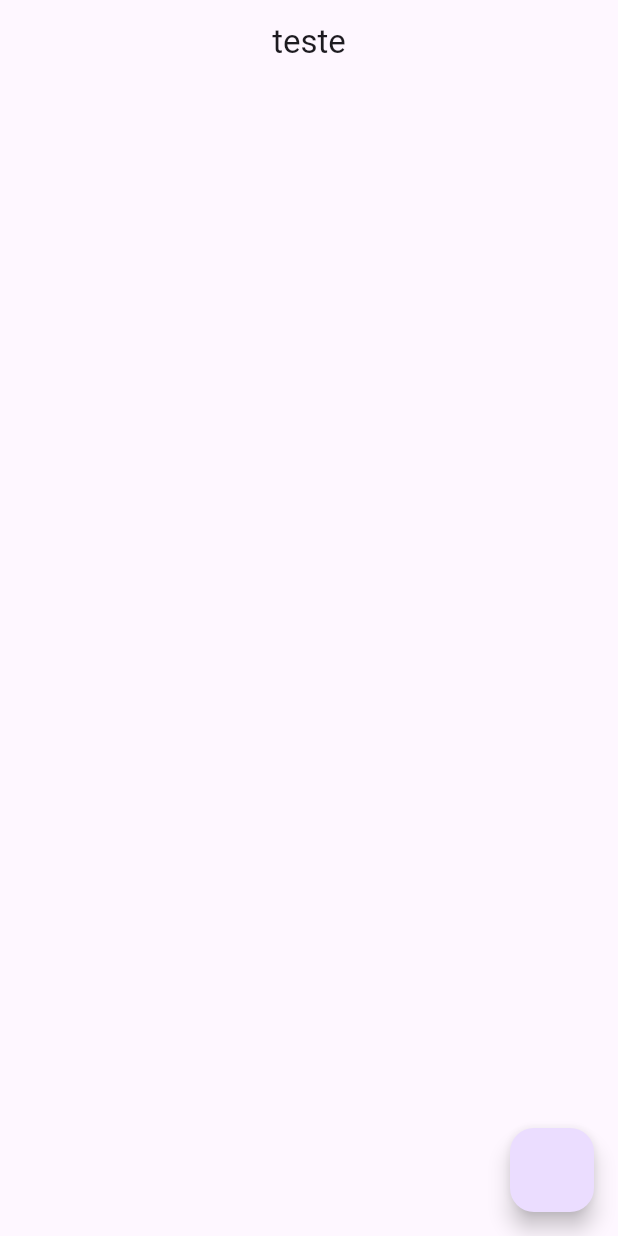
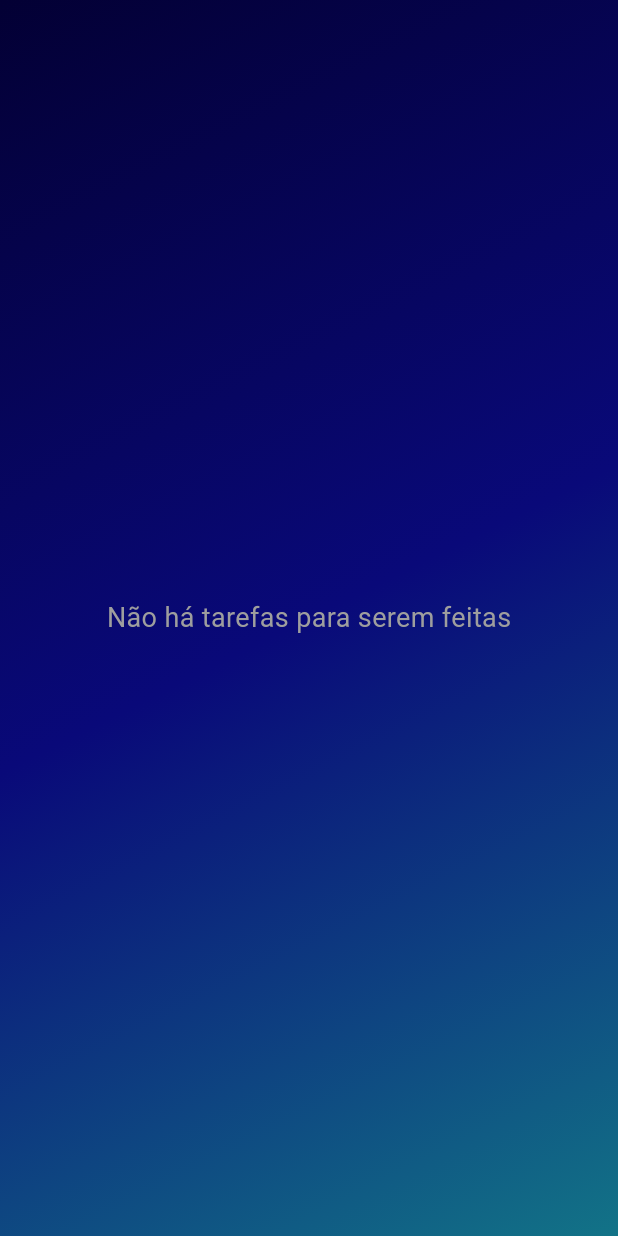
Before and after one commit to gwrgwr/todo_application, a Flutter app: the screen it shows after launch, on a phone screen of 412 x 824 dp. Run offline on Flutter 3.47's test engine with Material 3 defaults, Android fonts, the phone set to English and light mode, and no system bars; our stand-ins replace bloc, flutter_bloc, get_it, sqflite; accounts and stored records are empty.

Commit message:
forth commit

```diff
--- a/lib/injections/injector.dart
+++ b/lib/injections/injector.dart
@@ -1,6 +1,8 @@
 import 'package:get_it/get_it.dart';
+import 'package:todo_application/bloc/todo_bloc.dart';
 
 import '../data/data_from_sqflite.dart';
   getInjections() {
     GetIt.instance.registerSingleton<DataFromSqflite>(DataFromSqflite());
+    GetIt.instance.registerSingleton<TodoBloc>(TodoBloc(GetIt.instance.get<DataFromSqflite>()));
 }
--- a/lib/main.dart
+++ b/lib/main.dart
@@ -3,7 +3,8 @@ import 'package:flutter_bloc/flutter_bloc.dart';
 import 'package:get_it/get_it.dart';
 import 'package:todo_application/bloc/todo_bloc.dart';
 import 'package:todo_application/data/data_from_sqflite.dart';
-import 'package:todo_application/views/home_page.dart';
+import 'package:todo_application/themes/dark_theme.dart';
+import 'package:todo_application/views/page_view.dart';
 
 import 'injections/injector.dart';
 
@@ -11,6 +12,8 @@ Future<void> main() async {
   WidgetsFlutterBinding.ensureInitialized();
   getInjections();
   runApp(const MyApp());
+  // final database = DataFromSqflite().deleteAllFromTable();
+  // final database = DataFromSqflite().deleteTable();
 }
 
 class MyApp extends StatelessWidget {
@@ -19,13 +22,11 @@ class MyApp extends StatelessWidget {
   Widget build(BuildContext context) {
     return MaterialApp(
       title: 'Flutter Demo',
-      theme: ThemeData(
-        colorScheme: ColorScheme.fromSeed(seedColor: Colors.deepPurple),
-        useMaterial3: true,
-      ),
+      debugShowCheckedModeBanner: false,
+      theme: DarkTheme.darkTheme(),
       home: BlocProvider(
         create: (context) => TodoBloc(GetIt.instance.get<DataFromSqflite>()),
-        child: const HomePage(),
+        child: const MyPageView(),
       ),
     );
   }
--- a/lib/model/todo_model.dart
+++ b/lib/model/todo_model.dart
@@ -1,29 +1,34 @@
 // ignore_for_file: public_member_api_docs, sort_constructors_first
 import 'dart:convert';
 
+
 class Todo {
-  final int id;
+  final String id;
   final String todo;
   final String description;
-  final bool isDone;
+  final int isdone;
+  final int datetime;
   Todo({
     required this.id,
     required this.todo,
     required this.description,
-    required this.isDone,
+    required this.isdone,
+    required this.datetime,
   });
 
   Todo copyWith({
-    int? id,
+    String? id,
     String? todo,
     String? description,
-    bool? isDone,
+    int? isdone,
+    int? datetime,
   }) {
     return Todo(
       id: id ?? this.id,
       todo: todo ?? this.todo,
       description: description ?? this.description,
-      isDone: isDone ?? this.isDone,
+      isdone: isdone ?? this.isdone,
+      datetime: datetime ?? this.datetime,
     );
   }
 
@@ -32,16 +37,18 @@ class Todo {
       'id': id,
       'todo': todo,
       'description': description,
-      'isDone': isDone,
+      'isdone': isdone,
+      'datetime': datetime,
     };
   }
 
   factory Todo.fromMap(Map<String, dynamic> map) {
     return Todo(
-      id: map['id'] as int,
+      id: map['id'] as String,
       todo: map['todo'] as String,
       description: map['description'] as String,
-      isDone: map['isDone'] as int == 0 ? false : true,
+      isdone: map['isdone'] as int,
+      datetime: map['datetime'] as int,
     );
   }
 
@@ -51,7 +58,7 @@ class Todo {
 
   @override
   String toString() {
-    return 'Todo(id: $id, todo: $todo, description: $description, isDone: $isDone)';
+    return 'Todo(id: $id, todo: $todo, description: $description, isdone: $isdone, datetime: $datetime)';
   }
 
   @override
@@ -62,7 +69,8 @@ class Todo {
       other.id == id &&
       other.todo == todo &&
       other.description == description &&
-      other.isDone == isDone;
+      other.isdone == isdone &&
+      other.datetime == datetime;
   }
 
   @override
@@ -70,6 +78,7 @@ class Todo {
     return id.hashCode ^
       todo.hashCode ^
       description.hashCode ^
-      isDone.hashCode;
+      isdone.hashCode ^
+      datetime.hashCode;
   }
 }
--- /dev/null
+++ b/lib/themes/dark_theme.dart
@@ -0,0 +1,36 @@
+import 'package:flutter/material.dart';
+
+class DarkTheme {
+  static ThemeData darkTheme() {
+    return ThemeData(
+      colorScheme: ColorScheme.fromSeed(
+        seedColor: Colors.white,
+        brightness: Brightness.light,
+      ),
+      textTheme: const TextTheme(
+        bodyMedium: TextStyle( // Textos que tiverem o style de bodyMedium pegarão esse estilo.
+          color: Colors.grey,
+          fontSize: 18,
+        ),
+        titleLarge: TextStyle(
+          color: Colors.white,
+          fontSize: 22,
+        ),
+        titleMedium: TextStyle(
+          color: Color(0xffDAD4D3),
+          fontSize: 20,
+        ),
+      ),
+      textButtonTheme: const TextButtonThemeData( // Botão que tenha um texto
+        style: ButtonStyle(
+
+        )
+      ),
+      iconButtonTheme: const IconButtonThemeData( // Botão que tenha um ícone
+        style: ButtonStyle(
+
+        )
+      ),
+    );
+  }
+}
--- a/lib/views/home_page.dart
+++ b/lib/views/home_page.dart
@@ -23,16 +23,7 @@ class _HomePageState extends State<HomePage> {
 
   @override
   Widget build(BuildContext context) {
-    return Scaffold(
-      appBar: AppBar(
-        title: const Text('teste'),
-        centerTitle: true,
-      ),
-      body: Column(
-        mainAxisAlignment: MainAxisAlignment.center,
-        crossAxisAlignment: CrossAxisAlignment.center,
-        children: [
-          BlocBuilder<TodoBloc, TodoState>(
+    return BlocBuilder<TodoBloc, TodoState>(
       bloc: todoBloc,
       builder: (context, state) {
         if (state is TodoLoadingState) {
@@ -40,15 +31,21 @@ class _HomePageState extends State<HomePage> {
         }
 
         if (state is TodoSuccessState) {
-                return Expanded(
-                  child: ListView.builder(
+          if (state.listTodo.isEmpty) {
+            return Center(
+              child: Text(
+                'Não há tarefas para serem feitas',
+                style: Theme.of(context).textTheme.bodyMedium,
+              ),
+            );
+          }
+          return ListView.builder(
             shrinkWrap: true,
             itemCount: state.listTodo.length,
             itemBuilder: (context, index) {
               final item = state.listTodo[index];
               return Text(item.description);
             },
-                  ),
           );
         }
 
@@ -58,14 +55,6 @@ class _HomePageState extends State<HomePage> {
 
         return Container();
       },
-          )
-        ],
-      ),
-      floatingActionButton: FloatingActionButton(
-        onPressed: () {
-          todoBloc.add(TodoRetrieveAllEvent());
-        },
-      ),
     );
   }
 }
--- /dev/null
+++ b/lib/views/page_view.dart
@@ -0,0 +1,34 @@
+import 'package:flutter/material.dart';
+import 'package:get_it/get_it.dart';
+import 'package:todo_application/bloc/todo_bloc.dart';
+import 'package:todo_application/views/home_page.dart';
+import 'package:todo_application/views/todo_insert_page.dart';
+
+class MyPageView extends StatelessWidget {
+  const MyPageView({super.key});
+
+  @override
+  Widget build(BuildContext context) {
+    return Container(
+      decoration: const BoxDecoration(
+        gradient: LinearGradient(
+          begin: Alignment.topLeft,
+          end: Alignment.bottomRight,
+          colors: [
+            Color(0xff030034),
+            Color(0xff090979),
+            Color(0xff127387),
+        ])
+      ),
+      child: Scaffold(
+        backgroundColor: Colors.transparent,
+        body: PageView(
+          children: [
+            HomePage(),
+            InsertPage(GetIt.instance.get<TodoBloc>()),
+          ],
+        ),
+      ),
+    );
+  }
+}
--- a/pubspec.yaml
+++ b/pubspec.yaml
@@ -41,6 +41,7 @@ dependencies:
   path: ^1.9.0
   sqflite: ^2.3.3+1
   get_it: ^7.7.0
+  uuid: ^4.4.0
 
 dev_dependencies:
   flutter_test:
```
Also changed, not shown: lib/data/data_from_sqflite.dart (+20 -3 lines), lib/themes/light_theme.dart (added, +9 -0 lines), lib/views/todo_insert_page.dart (added, +87 -0 lines), pubspec.lock. Lines whose indentation alone changed are shown as unchanged.
